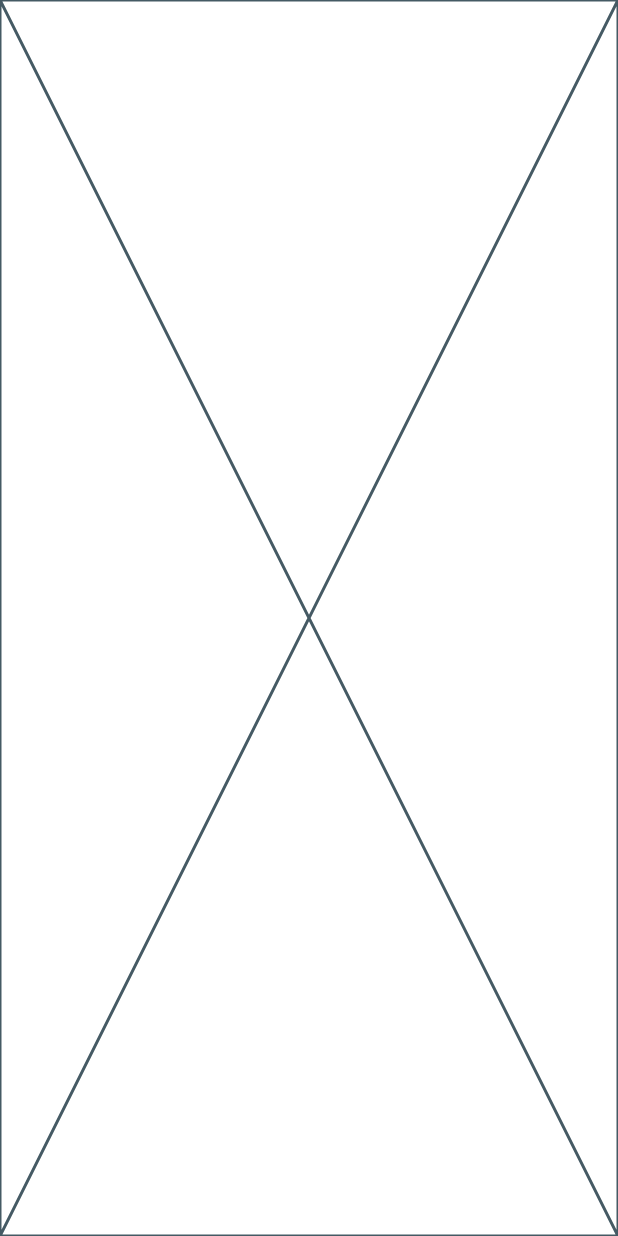
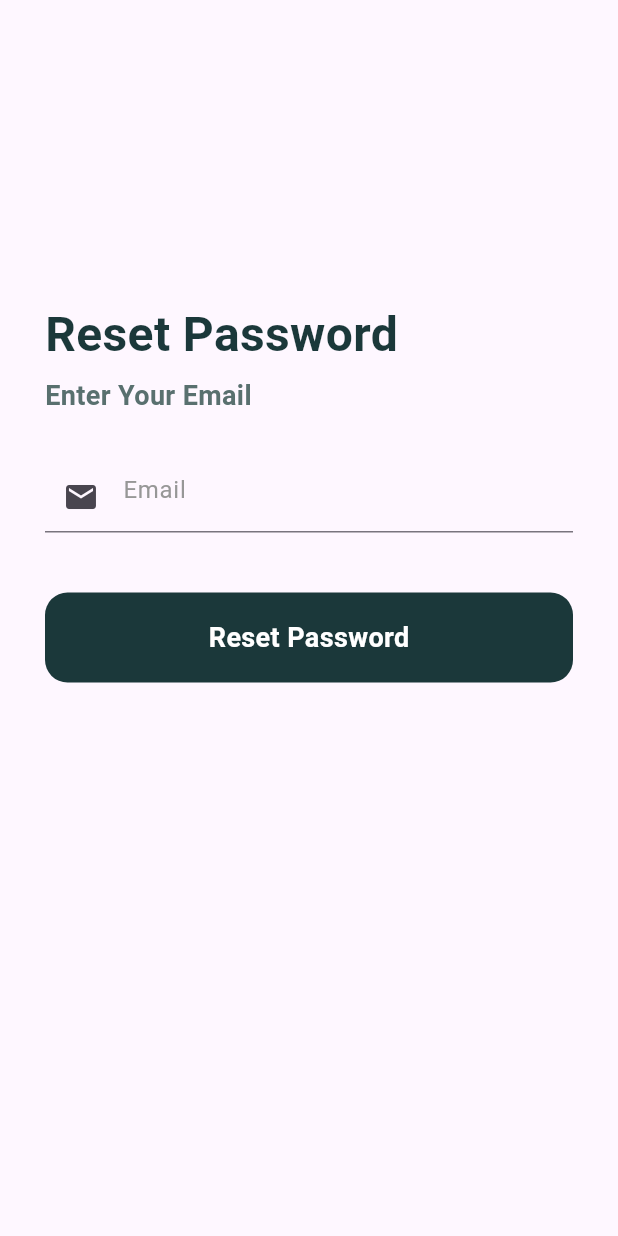
Before and after one commit to AnasHany219/Expense-Tracker, a Flutter app: the screen it shows after launch, after a tap on "Forget Password ?", on a phone screen of 412 x 824 dp. Run offline on Flutter 3.47's test engine with Material 3 defaults, Android fonts, the phone set to English and light mode, and no system bars.

Commit message:
Created Reset Password Page ✨

```diff
--- /dev/null
+++ b/lib/features/auth/forget_password/component/reset_form.dart
@@ -0,0 +1,30 @@
+import 'package:expense_tracker/core/text_style.dart';
+import 'package:expense_tracker/core/validation.dart';
+import 'package:flutter/material.dart';
+
+class ResetForm extends StatelessWidget {
+  const ResetForm({super.key});
+
+  @override
+  Widget build(BuildContext context) {
+    return Padding(
+      padding: const EdgeInsets.only(top: 20),
+      child: TextFormField(
+        autovalidateMode: AutovalidateMode.onUserInteraction,
+        validator: Validator().emailValidator,
+        decoration: const InputDecoration(
+          prefixIcon: Icon(Icons.email),
+          hintText: 'Email',
+          hintStyle: TextStyle(
+            color: textFieldColor,
+          ),
+          focusedBorder: UnderlineInputBorder(
+            borderSide: BorderSide(
+              color: primaryColor,
+            ),
+          ),
+        ),
+      ),
+    );
+  }
+}
--- /dev/null
+++ b/lib/features/auth/forget_password/page/new_password.dart
@@ -0,0 +1,10 @@
+import 'package:flutter/material.dart';
+
+class NewPassword extends StatelessWidget {
+  const NewPassword({super.key});
+
+  @override
+  Widget build(BuildContext context) {
+    return const Placeholder();
+  }
+}
--- a/lib/features/auth/forget_password/page/reset_password.dart
+++ b/lib/features/auth/forget_password/page/reset_password.dart
@@ -1,3 +1,7 @@
+import 'package:expense_tracker/core/primary_button.dart';
+import 'package:expense_tracker/core/text_style.dart';
+import 'package:expense_tracker/features/auth/forget_password/component/reset_form.dart';
+import 'package:expense_tracker/features/auth/forget_password/page/new_password.dart';
 import 'package:flutter/material.dart';
 
 class ResetPassword extends StatelessWidget {
@@ -5,6 +9,38 @@ class ResetPassword extends StatelessWidget {
 
   @override
   Widget build(BuildContext context) {
-    return const Placeholder();
+    return Scaffold(
+      body: Padding(
+        padding: const EdgeInsets.symmetric(horizontal: 30),
+        child: Column(
+          crossAxisAlignment: CrossAxisAlignment.start,
+          children: [
+            const SizedBox(height: 200),
+            Text(
+              'Reset Password',
+              style: titleText,
+            ),
+            const SizedBox(height: 5),
+            Text(
+              'Enter Your Email',
+              style: subTitle.copyWith(fontWeight: FontWeight.w600),
+            ),
+            const SizedBox(height: 10),
+            const ResetForm(),
+            const SizedBox(height: 40),
+            GestureDetector(
+                onTap: () {
+                  Navigator.push(
+                    context,
+                    MaterialPageRoute(
+                      builder: (context) => const NewPassword(),
+                    ),
+                  );
+                },
+                child: const PrimaryButton(buttonText: 'Reset Password')),
+          ],
+        ),
+      ),
+    );
   }
 }
--- a/lib/features/auth/login/page/login.dart
+++ b/lib/features/auth/login/page/login.dart
@@ -1,7 +1,7 @@
 import 'package:expense_tracker/core/text_style.dart';
 import 'package:expense_tracker/features/auth/forget_password/page/reset_password.dart';
 import 'package:expense_tracker/features/auth/login/component/login_form.dart';
-import 'package:expense_tracker/features/auth/login/component/primary_button.dart';
+import 'package:expense_tracker/core/primary_button.dart';
 import 'package:expense_tracker/features/auth/signup/page/signup.dart';
 import 'package:flutter/material.dart';
 import 'package:flutter/widgets.dart';
--- a/lib/features/auth/signup/page/signup.dart
+++ b/lib/features/auth/signup/page/signup.dart
@@ -1,5 +1,5 @@
 import 'package:expense_tracker/core/text_style.dart';
-import 'package:expense_tracker/features/auth/login/component/primary_button.dart';
+import 'package:expense_tracker/core/primary_button.dart';
 import 'package:expense_tracker/features/auth/login/page/login.dart';
 import 'package:expense_tracker/features/auth/signup/component/signup_form.dart';
 import 'package:flutter/material.dart';
```
Also changed, not shown: lib/core/primary_button.dart (renamed from lib/features/auth/login/component/primary_button.dart).
